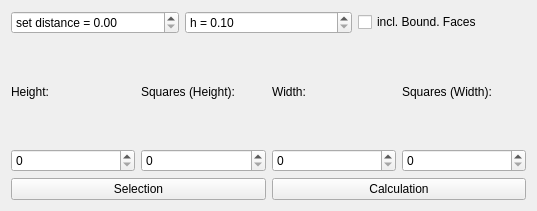
This is MastersThesisToolbarBase.ui in Wuschelbueb/interactive-quadmesh-design as Qt 5 draws it before an edit. The edited form follows.
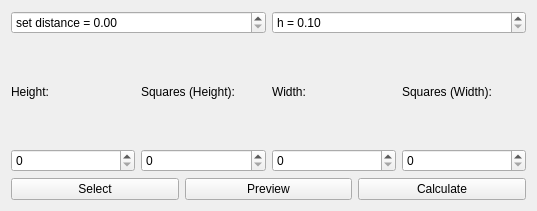
This is the edited form.

```diff
--- a/MastersThesisToolbarBase.ui
+++ b/MastersThesisToolbarBase.ui
@@ -47,13 +47,6 @@
          </property>
         </widget>
        </item>
-       <item>
-        <widget class="QCheckBox" name="include_boundary_faces">
-         <property name="text">
-          <string>incl. Bound. Faces</string>
-         </property>
-        </widget>
-       </item>
       </layout>
      </item>
      <item>
@@ -121,17 +114,24 @@
        <item>
         <widget class="QPushButton" name="selectionButton">
          <property name="text">
-          <string>Selection</string>
+          <string>Select</string>
          </property>
          <property name="checkable">
           <bool>true</bool>
          </property>
         </widget>
        </item>
+       <item>
+        <widget class="QPushButton" name="previewButton">
+         <property name="text">
+          <string>Preview</string>
+         </property>
+        </widget>
+       </item>
        <item>
         <widget class="QPushButton" name="calculationButton">
          <property name="text">
-          <string>Calculation</string>
+          <string>Calculate</string>
          </property>
         </widget>
        </item>
```
